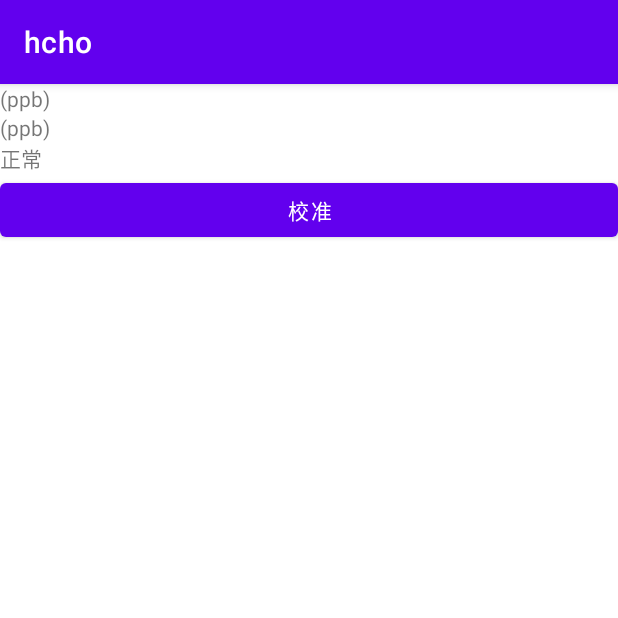
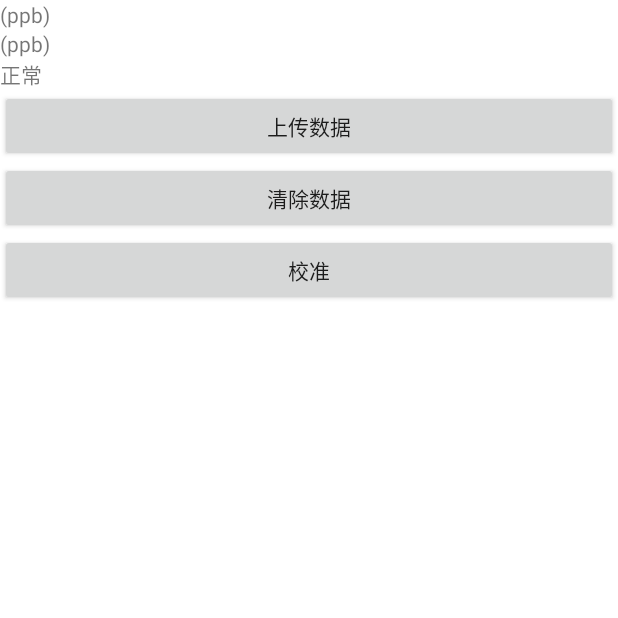
Before and after one commit to 598717026/hchoapp, an Android app: the screen it shows after launch (MainActivity), on a phone screen of 412 x 824 dp, the top half of it. Run offline under Robolectric (Android 15) with nearby library versions, the phone set to English and light mode, and no system bars.

Commit message:
fix connected bug.

```diff
--- a/app/src/main/java/com/example/hcho/CalActivity.java
+++ b/app/src/main/java/com/example/hcho/CalActivity.java
@@ -281,6 +281,7 @@ public class CalActivity extends Activity {
             Log.i(TAG, "handleMessage");
             TextView textView = findViewById(R.id.statusView);
 
+            Log.d(TAG, "msg.what = " + msg.what);
             switch (msg.what) {
 
                 case 1:
@@ -609,7 +610,7 @@ public class CalActivity extends Activity {
 
                             Message message = new Message();
 
-                            message.what = 0;
+                            message.what = 3;
 
                             mHandler.sendMessage(message);
                         }
--- a/app/src/main/java/com/example/hcho/DataService.java
+++ b/app/src/main/java/com/example/hcho/DataService.java
@@ -64,7 +64,7 @@ public class DataService extends Service {
 
         sqliteOpenHelper.insert(getHchoAdc());
 
-        Log.e(this.getClass().getSimpleName(), "onStartCommand");
+//        Log.e(this.getClass().getSimpleName(), "onStartCommand");
 
         return super.onStartCommand(intent, flags, startId);
     }
--- a/app/src/main/java/com/example/hcho/MainActivity.java
+++ b/app/src/main/java/com/example/hcho/MainActivity.java
@@ -3,6 +3,7 @@ package com.example.hcho;
 import androidx.appcompat.app.AppCompatActivity;
 
 import android.annotation.SuppressLint;
+import android.app.Activity;
 import android.content.ContentResolver;
 import android.content.Intent;
 import android.graphics.Color;
@@ -23,7 +24,7 @@ import java.util.TimerTask;
 //import org.apache.commons.math3.transform.FastFourierTransformer;
 //import org.apache.commons.math3.transform.TransformType;
 
-public class MainActivity extends AppCompatActivity {
+public class MainActivity extends Activity {
 
     private static final String TAG = "MainActivity";
 
--- a/app/src/main/res/layout/activity_main.xml
+++ b/app/src/main/res/layout/activity_main.xml
@@ -30,6 +30,18 @@
             android:text="正常" />
 
         <Button
+            android:id="@+id/buttonUpload"
+            android:layout_width="match_parent"
+            android:layout_height="wrap_content"
+            android:text="上传数据" />
+
+        <Button
+            android:id="@+id/buttonClear"
+            android:layout_width="match_parent"
+            android:layout_height="wrap_content"
+            android:text="清除数据" />
+
+        <Button
             android:id="@+id/buttonCal"
             android:layout_width="match_parent"
             android:layout_height="wrap_content"
```
Also changed, not shown: app/src/main/java/com/example/hcho/MySqliteOpenHelper.java (+11 -5 lines).
